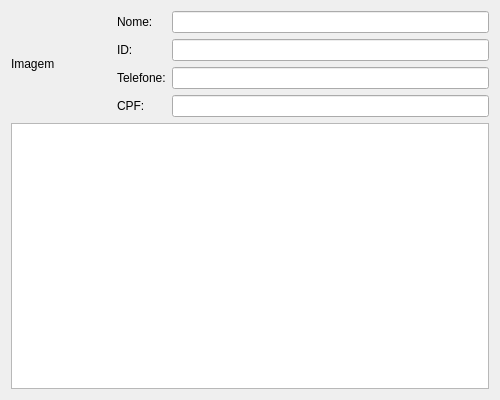
Before: the Qt Designer form tela_perfil_tutor.ui in mateuszinum/Projeto-Clinica-Veterinaria, drawn with Qt 5.
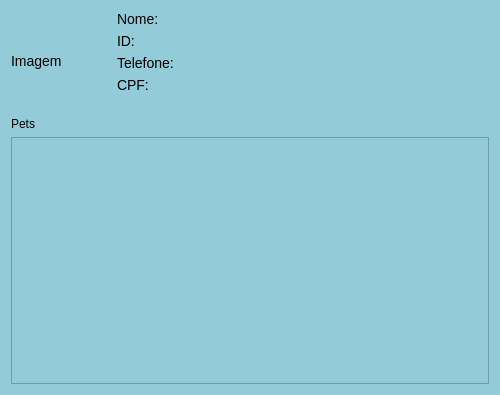
After: the same form once the commit is applied.

```diff
--- a/tela_perfil_tutor.ui
+++ b/tela_perfil_tutor.ui
@@ -7,12 +7,15 @@
     <x>0</x>
     <y>0</y>
     <width>500</width>
-    <height>400</height>
+    <height>395</height>
    </rect>
   </property>
   <property name="windowTitle">
    <string>Perfil</string>
   </property>
+  <property name="styleSheet">
+   <string notr="true">    background-color: #93cbd9;</string>
+  </property>
   <layout class="QVBoxLayout" name="verticalLayout">
    <item>
     <layout class="QHBoxLayout" name="topLayout">
@@ -30,11 +33,12 @@
          <height>100</height>
         </size>
        </property>
+       <property name="styleSheet">
+        <string notr="true">    font-family: &quot;Arial&quot;, sans-serif;
+    font-size: 14px;</string>
+       </property>
        <property name="frameShape">
-        <enum>QFrame.Box</enum>
-       </property>
-       <property name="alignment">
-        <set>Qt.AlignCenter</set>
+        <enum>QFrame::NoFrame</enum>
        </property>
        <property name="text">
         <string>Imagem</string>
@@ -44,51 +48,94 @@
      <item>
       <layout class="QFormLayout" name="formLayout">
        <item row="0" column="0">
-        <widget class="QLabel" name="labelNome">
+        <widget class="QLabel" name="formNome">
+         <property name="styleSheet">
+          <string notr="true">    font-family: &quot;Arial&quot;, sans-serif;
+    font-size: 14px;</string>
+         </property>
          <property name="text">
           <string>Nome:</string>
          </property>
         </widget>
        </item>
-       <item row="0" column="1">
-        <widget class="QLineEdit" name="lineEditNome"/>
-       </item>
        <item row="1" column="0">
-        <widget class="QLabel" name="labelID">
+        <widget class="QLabel" name="formID">
+         <property name="styleSheet">
+          <string notr="true">    font-family: &quot;Arial&quot;, sans-serif;
+    font-size: 14px;</string>
+         </property>
          <property name="text">
           <string>ID:</string>
          </property>
         </widget>
        </item>
-       <item row="1" column="1">
-        <widget class="QLineEdit" name="lineEditID"/>
-       </item>
        <item row="2" column="0">
-        <widget class="QLabel" name="labelTelefone">
+        <widget class="QLabel" name="formTelefone">
+         <property name="styleSheet">
+          <string notr="true">    font-family: &quot;Arial&quot;, sans-serif;
+    font-size: 14px;</string>
+         </property>
          <property name="text">
           <string>Telefone:</string>
          </property>
         </widget>
        </item>
-       <item row="2" column="1">
-        <widget class="QLineEdit" name="lineEditTelefone"/>
-       </item>
        <item row="3" column="0">
-        <widget class="QLabel" name="labelCPF">
+        <widget class="QLabel" name="formCPF">
+         <property name="styleSheet">
+          <string notr="true">    font-family: &quot;Arial&quot;, sans-serif;
+    font-size: 14px;</string>
+         </property>
          <property name="text">
           <string>CPF:</string>
          </property>
         </widget>
        </item>
+       <item row="0" column="1">
+        <widget class="QLabel" name="labelNome">
+         <property name="text">
+          <string/>
+         </property>
+        </widget>
+       </item>
+       <item row="1" column="1">
+        <widget class="QLabel" name="labelID">
+         <property name="text">
+          <string/>
+         </property>
+        </widget>
+       </item>
+       <item row="2" column="1">
+        <widget class="QLabel" name="labelTelefone">
+         <property name="text">
+          <string/>
+         </property>
+        </widget>
+       </item>
        <item row="3" column="1">
-        <widget class="QLineEdit" name="lineEditCPF"/>
+        <widget class="QLabel" name="labelCPF">
+         <property name="text">
+          <string/>
+         </property>
+        </widget>
        </item>
       </layout>
      </item>
     </layout>
    </item>
    <item>
-    <widget class="QTableWidget" name="tableWidget"/>
+    <widget class="QLabel" name="label">
+     <property name="text">
+      <string>Pets</string>
+     </property>
+    </widget>
+   </item>
+   <item>
+    <widget class="QTableWidget" name="table">
+     <property name="selectionMode">
+      <enum>QAbstractItemView::NoSelection</enum>
+     </property>
+    </widget>
    </item>
   </layout>
  </widget>
```
Left out of the diff: 3 changed lines with no effect on the pictures.
